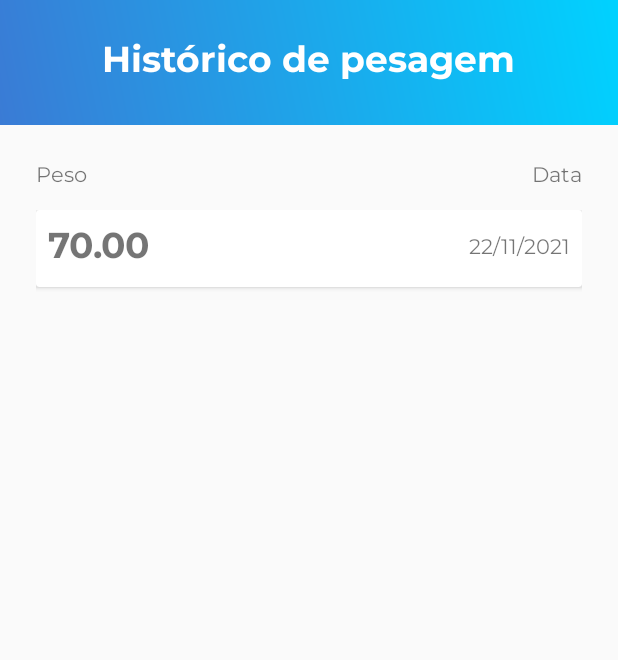
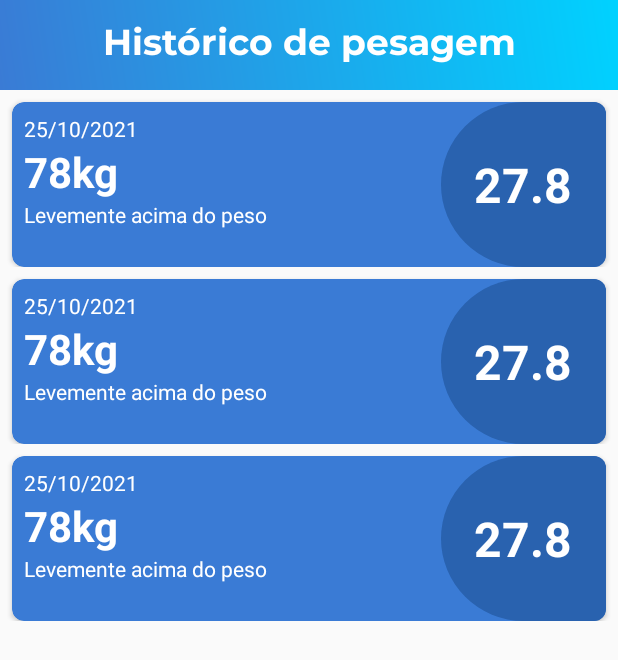
Before and after one commit to ericknathan/imc.calc, an Android app: the layout activity_historic.xml on its own in the app's theme, with its tools: preview values and no code run, on a phone screen of 412 x 824 dp. Shown: the top 660 px of the screen. Run offline under Robolectric (Android 15) with nearby library versions, the phone set to English and light mode, and no system bars.

Commit message:
Historico iniciado

```diff
--- a/app/src/main/AndroidManifest.xml
+++ b/app/src/main/AndroidManifest.xml
@@ -11,15 +11,15 @@
         android:theme="@style/AppTheme">
         <activity android:name=".ui.TesteActivity" />
         <activity android:name=".ui.HistoricActivity" />
-        <activity android:name=".ui.DashboardActivity" />
-        <activity android:name=".ui.ProfileActivity" />
-        <activity android:name=".ui.LoginActivity">
+        <activity android:name=".ui.DashboardActivity">
             <intent-filter>
                 <action android:name="android.intent.action.MAIN" />
 
                 <category android:name="android.intent.category.LAUNCHER" />
             </intent-filter>
         </activity>
+        <activity android:name=".ui.ProfileActivity" />
+        <activity android:name=".ui.LoginActivity" />
         <activity android:name=".ui.MainActivity" />
         <activity android:name=".ui.WeightActivity" />
 
--- /dev/null
+++ b/app/src/main/java/com/example/imccalculator/model/Weighing.kt
@@ -0,0 +1,6 @@
+package com.example.imccalculator.model
+
+data class Weighing (
+    var weighingDate: String,
+    var weight: Int
+)
--- /dev/null
+++ b/app/src/main/java/com/example/imccalculator/repository/WeighingRepository.kt
@@ -0,0 +1,25 @@
+package com.example.imccalculator.repository
+
+import android.content.Context
+import com.example.imccalculator.model.Weighing
+
+class WeighingRepository(var context: Context) {
+    fun getWeighingList(): List<Weighing> {
+        val weighingList = mutableListOf<Weighing>()
+
+        val data = context.getSharedPreferences("user", Context.MODE_PRIVATE)
+
+        val weightsString = data.getString("weight", "")
+        val weights = weightsString.toString().split(";").toTypedArray()
+
+        val datesString = data.getString("weightDates", "")
+        val dates = datesString.toString().split(";").toTypedArray()
+
+        for(i in weights.indices) {
+            val weighing = Weighing(dates[i], weights[i].toInt())
+            weighingList.add(weighing)
+        }
+
+        return weighingList
+    }
+}
--- a/app/src/main/java/com/example/imccalculator/ui/DashboardActivity.kt
+++ b/app/src/main/java/com/example/imccalculator/ui/DashboardActivity.kt
@@ -2,11 +2,13 @@ package com.example.imccalculator.ui
 
 import android.content.Intent
 import android.os.Bundle
+import android.util.Log
 import android.widget.ImageView
 import android.widget.TextView
 import androidx.appcompat.app.AppCompatActivity
 import androidx.cardview.widget.CardView
 import com.example.imccalculator.R
+import com.example.imccalculator.repository.WeighingRepository
 import com.example.imccalculator.utils.calculateImc
 import com.example.imccalculator.utils.calculateYearsBasedOnDate
 import com.example.imccalculator.utils.decodeBase64ToBitmap
@@ -32,9 +34,9 @@ class DashboardActivity : AppCompatActivity() {
         var btnViewHistoric = findViewById<CardView>(R.id.btn_view_historic)
 
         val user = getUser(this)
-        val userWeight = user.getString("weight", "").toString().split(";")
+        val userWeight = user.getString("weight", "").toString().split(";").toTypedArray()
         val userHeight = user.getFloat("height", 0F)
-        val userImc = calculateImc(userHeight.toDouble(), userWeight[userWeight.lastIndex].toDouble())
+        val userImc = calculateImc(userHeight.toDouble(), userWeight.last().toDouble())
 
         imgProfile.setImageBitmap(decodeBase64ToBitmap(user.getString("profilePicture", "")))
         tvName.text = user.getString("name", "")
@@ -50,6 +52,12 @@ class DashboardActivity : AppCompatActivity() {
         }
 
         btnViewHistoric.setOnClickListener {
+            val weighingRepository = WeighingRepository(this)
+            val weighingList = weighingRepository.getWeighingList()
+
+            for(w in weighingList) {
+                Log.i("xpto", "${w.weighingDate} - ${w.weight}")
+            }
             val openHistoricActivity = Intent(this, HistoricActivity::class.java)
             startActivity(openHistoricActivity)
         }
--- a/app/src/main/java/com/example/imccalculator/ui/HistoricActivity.kt
+++ b/app/src/main/java/com/example/imccalculator/ui/HistoricActivity.kt
@@ -12,11 +12,12 @@ class HistoricActivity : AppCompatActivity() {
         super.onCreate(savedInstanceState)
         setContentView(R.layout.activity_historic)
 
-        val sv_weight_list = findViewById<ScrollView>(R.id.sv_weight_list)
+        supportActionBar!!.hide()
+        // val sv_weight_list = findViewById<ScrollView>(R.id.sv_weight_list)
 
         val data = getSharedPreferences("user", Context.MODE_PRIVATE)
         val weights = data.getString("weight", "")
-        val weightDates = data.getString("weight-dates", "").toString().split(";")
+        val weightDates = data.getString("weightDates", "").toString().split(";")
         val arrayWeights = weights.toString().split(";")
 
         println("xpto $weightDates")
--- a/app/src/main/java/com/example/imccalculator/ui/ProfileActivity.kt
+++ b/app/src/main/java/com/example/imccalculator/ui/ProfileActivity.kt
@@ -149,7 +149,7 @@ class ProfileActivity : AppCompatActivity() {
                     editor.putString("email", user.email)
                     editor.putString("password", user.password)
                     editor.putString("weight", user.weight)
-                    editor.putString("weight-dates", LocalDate.now().toString())
+                    editor.putString("weightDates", LocalDate.now().toString())
                     editor.putFloat("height", user.height.toFloat())
                     editor.putString("birthDate", user.birthDate.toString())
                     editor.putString("profession", user.profession)
--- a/app/src/main/java/com/example/imccalculator/ui/WeightActivity.kt
+++ b/app/src/main/java/com/example/imccalculator/ui/WeightActivity.kt
@@ -33,8 +33,8 @@ class WeightActivity : AppCompatActivity() {
 
             val editor = data.edit()
             editor.putString("weight", "${data.getString("weight", "").toString()};${etNewWeight.text.toString().toInt()}")
-            editor.putString("weight-dates", "${data.getString("weight-dates", "").toString()};${LocalDate.now().toString()}")
-            editor.putString("weight-levels", "${data.getString("weight-levels", "").toString()};${spinnerLevel.selectedItemPosition}")
+            editor.putString("weightDates", "${data.getString("weightDates", "").toString()};${LocalDate.now()}")
+            editor.putString("weightLevels", "${data.getString("weightLevels", "").toString()};${spinnerLevel.selectedItemPosition}")
             editor.apply()
 
             val openDashboardActivity = Intent(this, DashboardActivity::class.java)
--- /dev/null
+++ b/app/src/main/res/drawable/imc_weight_background.xml
@@ -0,0 +1,7 @@
+<?xml version="1.0" encoding="utf-8"?>
+<shape xmlns:android="http://schemas.android.com/apk/res/android">
+    <solid  android:color="@color/colorPrimaryDark" />
+
+    <corners    android:topLeftRadius="80dp"
+        android:bottomLeftRadius="80dp" />
+</shape>
--- a/app/src/main/res/layout/activity_historic.xml
+++ b/app/src/main/res/layout/activity_historic.xml
@@ -1,5 +1,5 @@
 <?xml version="1.0" encoding="utf-8"?>
-<LinearLayout xmlns:android="http://schemas.android.com/apk/res/android"
+<androidx.constraintlayout.widget.ConstraintLayout xmlns:android="http://schemas.android.com/apk/res/android"
     xmlns:app="http://schemas.android.com/apk/res-auto"
     xmlns:tools="http://schemas.android.com/tools"
     android:layout_width="match_parent"
@@ -7,25 +7,41 @@
     tools:context=".ui.HistoricActivity"
     android:orientation="vertical">
 
-    <LinearLayout
+    <androidx.recyclerview.widget.RecyclerView
+        android:id="@+id/rv_historic"
         android:layout_width="match_parent"
-        android:layout_height="wrap_content"
-        android:padding="24dp"
-        android:orientation="vertical"
-        android:background="@drawable/activity_background">
+        android:layout_height="0dp"
+        app:layout_constraintTop_toBottomOf="@id/header_perfil"
+        app:layout_editor_absoluteX="0dp"
+        tools:listitem="@layout/weight_list_layout"
+        />
+
+    <androidx.constraintlayout.widget.ConstraintLayout
+        android:id="@+id/header_perfil"
+        android:layout_width="match_parent"
+        android:layout_height="60dp"
+        app:layout_constraintTop_toTopOf="parent"
+        app:layout_constraintStart_toStartOf="parent"
+        android:background="@drawable/activity_background"
+    >
 
         <TextView
             android:id="@+id/tv_name"
             android:layout_width="wrap_content"
             android:layout_height="wrap_content"
+            android:layout_gravity="center"
+            android:fontFamily="@font/montserrat_bold"
+            android:gravity="center"
             android:text="Histórico de pesagem"
-            android:layout_gravity="center"
+            android:textColor="@color/white"
             android:textSize="24sp"
-            android:textColor="@color/white"
-            android:fontFamily="@font/montserrat_bold"
-            />
+            app:layout_constraintBottom_toBottomOf="parent"
+            app:layout_constraintEnd_toEndOf="parent"
+            app:layout_constraintStart_toStartOf="parent"
+            app:layout_constraintTop_toTopOf="parent" />
 
-    </LinearLayout>
+    </androidx.constraintlayout.widget.ConstraintLayout>
+    <!--
 
     <LinearLayout
         android:layout_width="match_parent"
@@ -87,4 +103,5 @@
         </ScrollView>
 
     </LinearLayout>
-</LinearLayout>
+    -->
+</androidx.constraintlayout.widget.ConstraintLayout>
--- /dev/null
+++ b/app/src/main/res/layout/weight_list_layout.xml
@@ -0,0 +1,79 @@
+<?xml version="1.0" encoding="utf-8"?>
+<androidx.constraintlayout.widget.ConstraintLayout xmlns:android="http://schemas.android.com/apk/res/android"
+    android:layout_width="match_parent"
+    android:layout_height="wrap_content"
+    xmlns:app="http://schemas.android.com/apk/res-auto">
+
+        <androidx.cardview.widget.CardView
+            android:layout_width="match_parent"
+            android:layout_height="110dp"
+            android:layout_marginStart="8dp"
+            android:layout_marginTop="8dp"
+            android:layout_marginEnd="8dp"
+            app:layout_constraintTop_toTopOf="parent"
+            app:layout_constraintStart_toStartOf="parent"
+            app:cardBackgroundColor="@color/colorPrimary"
+            app:cardCornerRadius="8dp">
+
+            <androidx.constraintlayout.widget.ConstraintLayout
+                android:layout_width="match_parent"
+                android:layout_height="match_parent">
+
+                <TextView
+                    android:id="@+id/tv_weight_date"
+                    android:layout_width="wrap_content"
+                    android:layout_height="wrap_content"
+                    android:text="25/10/2021"
+                    app:layout_constraintTop_toTopOf="parent"
+                    app:layout_constraintStart_toStartOf="parent"
+                    android:layout_marginTop="8dp"
+                    android:layout_marginStart="8dp"
+                    android:textColor="@color/white"
+                    />
+
+                <TextView
+                    android:id="@+id/tv_weight"
+                    android:layout_width="wrap_content"
+                    android:layout_height="wrap_content"
+                    android:text="78kg"
+                    app:layout_constraintTop_toBottomOf="@+id/tv_weight_date"
+                    app:layout_constraintStart_toStartOf="@+id/tv_weight_date"
+                    android:textSize="28sp"
+                    android:textStyle="bold"
+                    android:textColor="@color/white"
+                    />
+
+                <TextView
+                    android:layout_width="wrap_content"
+                    android:layout_height="wrap_content"
+                    android:text="Levemente acima do peso"
+                    app:layout_constraintTop_toBottomOf="@+id/tv_weight"
+                    app:layout_constraintStart_toStartOf="@+id/tv_weight"
+                    android:textColor="@color/white"
+                    />
+
+                <LinearLayout
+                    android:layout_width="110dp"
+                    android:layout_height="match_parent"
+                    android:background="@drawable/imc_weight_background"
+                    app:layout_constraintEnd_toEndOf="parent"
+                    app:layout_constraintTop_toTopOf="parent"
+                    android:gravity="center"
+                    >
+
+                    <TextView
+                        android:id="@+id/tv_imc"
+                        android:layout_width="wrap_content"
+                        android:layout_height="wrap_content"
+                        android:text="27.8"
+                        android:textSize="32sp"
+                        android:textColor="@color/white"
+                        android:textStyle="bold"
+                        />
+
+                </LinearLayout>
+
+            </androidx.constraintlayout.widget.ConstraintLayout>
+    </androidx.cardview.widget.CardView>
+
+</androidx.constraintlayout.widget.ConstraintLayout>
```
